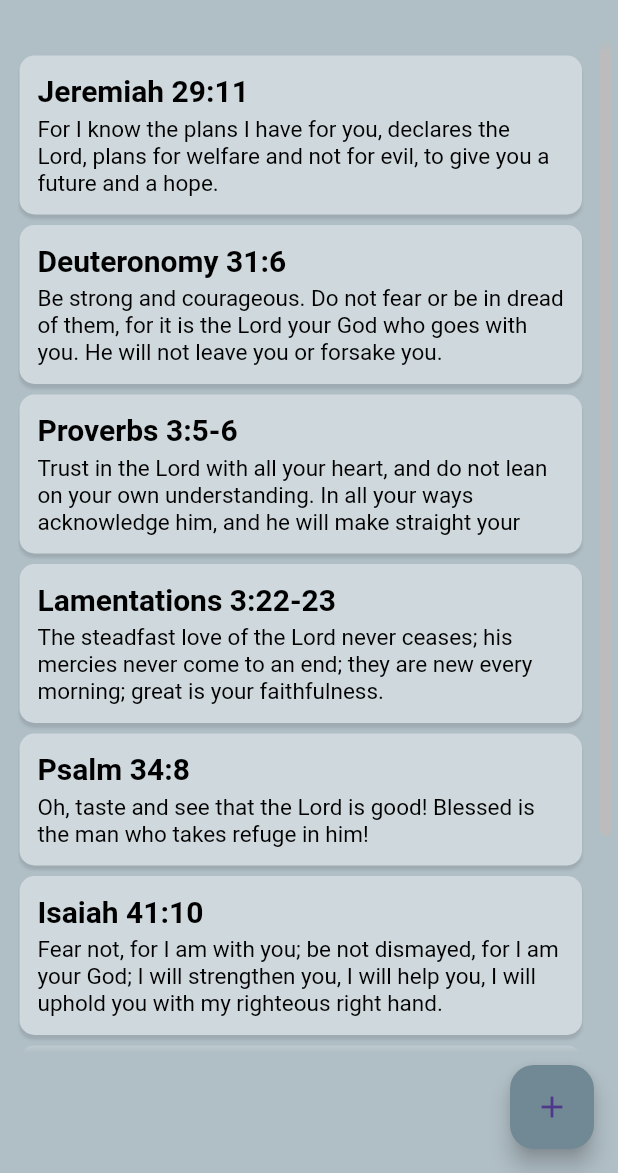
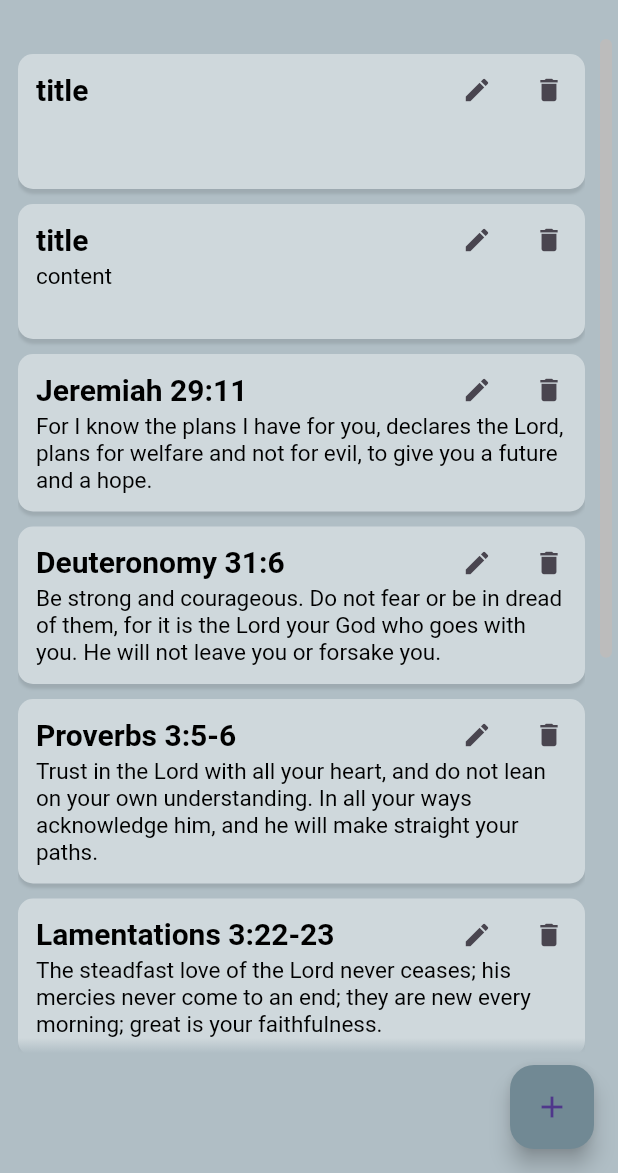
Before and after one commit to Rescyy/notes-app, a Flutter app: the screen it shows after launch, on a phone screen of 412 x 824 dp, the part 63-1236 px from its top. Run offline on Flutter 3.47's test engine with Material 3 defaults, Android fonts, the phone set to English and light mode, and no system bars.

Commit message:
Fix: Note Tile Layout Builder

```diff
--- a/lib/notesapp.dart
+++ b/lib/notesapp.dart
@@ -8,9 +8,8 @@ class NotesApp extends StatelessWidget {
   @override
   Widget build(BuildContext context) {
     return MaterialApp(
-      // scrollBehavior: const MaterialScrollBehavior().copyWith(scrollbars: true),
       home: Scaffold(
-        backgroundColor: Colors.blueGrey[200],
+        backgroundColor: NotesPallette.background,
         appBar: AppBar(
           scrolledUnderElevation: 0.0,
           backgroundColor: NotesPallette.background,
@@ -18,7 +17,7 @@ class NotesApp extends StatelessWidget {
         ),
         floatingActionButton: FloatingActionButton(
           backgroundColor: NotesPallette.floatingButton,
-          splashColor: Colors.blueGrey[200]?.withAlpha(100),
+          splashColor: NotesPallette.splashColor,
           onPressed: () {},
           child: const Icon(Icons.add),
         ),
@@ -26,22 +25,16 @@ class NotesApp extends StatelessWidget {
           padding: const EdgeInsets.fromLTRB(12, 12, 4, 80),
           child: SafeArea(
             top: false,
-            child: Stack(
-              children: [
-                SizedBox(
+            child: SizedBox(
               child: Scrollbar(
                 thickness: 8,
                 radius: const Radius.circular(5),
                 thumbVisibility: true,
-                    child: Row(
+                child: Stack(
                   children: [
-                        SizedBox(
-                          width: MediaQuery.sizeOf(context).width - 35,
-                          child: const Noteslist(),
-                        ),
-                      ],
-                    ),
-                  ),
+                    const Padding(
+                      padding: EdgeInsets.fromLTRB(0, 0, 18, 0),
+                      child: Noteslist(),
                     ),
                     Align(
                       alignment: Alignment.topCenter,
@@ -80,6 +73,8 @@ class NotesApp extends StatelessWidget {
               ),
             ),
           ),
+        ),
+      ),
     );
   }
 }
--- a/lib/noteslist.dart
+++ b/lib/noteslist.dart
@@ -1,6 +1,4 @@
-import 'dart:math' as math;
-import 'dart:developer';
-import 'package:assignment_2/notes_pallette.dart';
+import 'package:assignment_2/notestile.dart';
 import 'package:flutter/material.dart';
 
 class NoteData {
@@ -16,6 +14,16 @@ class NoteData {
 }
 
 final List<NoteData> bibleVerses = [
+  NoteData(
+    title: "title",
+    content: "",
+    color: Colors.black,
+  ),
+  NoteData(
+    title: "title",
+    content: "content",
+    color: Colors.black,
+  ),
   NoteData(
     title: "Jeremiah 29:11",
     content:
@@ -75,66 +83,13 @@ class _NoteslistState extends State<Noteslist> {
       padding: const EdgeInsets.fromLTRB(0, 10, 0, 10),
       itemCount: bibleVerses.length,
       itemBuilder: (context, index) {
-        TextSpan noteText = TextSpan(
-          children: [
-            TextSpan(
-              text: '${bibleVerses[index].title}\n',
-              style: const TextStyle(
-                fontSize: 20,
-                fontWeight: FontWeight.bold,
-                color: Colors.black,
-              ),
-            ),
-            const TextSpan(
-              text: '\n',
-              style: TextStyle(fontSize: 4),
-            ),
-            TextSpan(
-              text: bibleVerses[index].content,
-              style: const TextStyle(
-                fontSize: 15,
-                color: Colors.black,
-              ),
-            ),
-          ],
-        );
-        final textPainter = TextPainter(
-          text: noteText,
-          textDirection: TextDirection.ltr,
-        )..layout(maxWidth: MediaQuery.sizeOf(context).width - 44);
-        final height = textPainter.height + 26;
-        log('$height');
-        return SizedBox(
-          height: math.max(height, 90),
-          child: Padding(
-            padding: const EdgeInsets.all(1),
-            child: Container(
-              decoration: BoxDecoration(
-                borderRadius: BorderRadius.circular(10),
-                color: NotesPallette.getNoteColor(""),
-                boxShadow: const [
-                  BoxShadow(
-                    blurRadius: 1,
-                    // blurStyle: BlurStyle.normal,
-                    color: Color.fromARGB(147, 144, 156, 162),
-                    offset: Offset(0, 3),
-                    // spreadRadius: 2,
-                  ),
-                ],
-              ),
-              child: Padding(
-                padding: const EdgeInsets.all(12),
-                child: RichText(
-                  text: noteText,
-                  textDirection: TextDirection.ltr,
-                ),
-              ),
-            ),
-          ),
+        return Notestile(
+          title: bibleVerses[index].title,
+          content: bibleVerses[index].content,
         );
       },
       separatorBuilder: (context, index) {
-        return const SizedBox(height: 5);
+        return const SizedBox(height: 10);
       },
     );
   }
--- a/lib/notestile.dart
+++ b/lib/notestile.dart
@@ -1,10 +1,128 @@
+import 'dart:developer';
+
+import 'package:assignment_2/notes_pallette.dart';
 import 'package:flutter/material.dart';
+import 'dart:math' as math;
+
+class NotesContent extends TextSpan {
+  const NotesContent(String content)
+      : super(
+          text: content,
+          style: const TextStyle(
+            fontSize: 15,
+            color: Colors.black,
+          ),
+        );
+}
+
+class NotesTitle extends TextSpan {
+  const NotesTitle(String title)
+      : super(
+          text: title,
+          style: const TextStyle(
+            fontSize: 20,
+            fontWeight: FontWeight.bold,
+            color: Colors.black,
+          ),
+        );
+}
+
+class NotesText extends RichText {
+  NotesText(
+      {super.key, required NotesTitle title, required NotesContent content})
+      : super(
+          text: TextSpan(
+            children: [
+              title,
+              const TextSpan(
+                text: "\n",
+                style: TextStyle(fontSize: 6),
+              ),
+              content,
+            ],
+          ),
+        );
+}
 
 class Notestile extends StatelessWidget {
-  const Notestile({super.key});
+  const Notestile({
+    super.key,
+    required this.title,
+    required this.content,
+  });
+
+  final String title;
+  final String content;
 
   @override
   Widget build(BuildContext context) {
-    return Container();
+    return LayoutBuilder(
+      builder: (context, constraints) {
+        NotesTitle titleSpan = NotesTitle(title);
+        NotesContent contentSpan = NotesContent(content);
+        final titleHeight = (TextPainter(
+          text: titleSpan,
+          textDirection: TextDirection.ltr,
+        )..layout(maxWidth: constraints.maxWidth - 100))
+            .height;
+        final contentHeight = (TextPainter(
+          text: contentSpan,
+          textDirection: TextDirection.ltr,
+        )..layout(maxWidth: constraints.maxWidth - 24))
+            .height;
+        const double tilePadding = 12;
+        const double delimiterHeight = 4;
+        final double height = math
+            .max(
+                titleHeight + contentHeight + 2 * tilePadding + delimiterHeight,
+                90)
+            .toDouble();
+        log('Title: $titleHeight Content: $contentHeight Total: $height');
+
+        return Stack(
+          children: [
+            Container(
+              height: height,
+              width: double.infinity,
+              decoration: BoxDecoration(
+                borderRadius: BorderRadius.circular(10),
+                color: NotesPallette.getNoteColor(""),
+                boxShadow: const [
+                  BoxShadow(
+                    blurRadius: 1,
+                    color: Color.fromARGB(147, 144, 156, 162),
+                    offset: Offset(0, 3),
+                  ),
+                ],
+              ),
+              child: Padding(
+                padding: const EdgeInsets.all(12),
+                child: Column(
+                  crossAxisAlignment: CrossAxisAlignment.start,
+                  children: [
+                    RichText(text: titleSpan),
+                    SizedBox(height: delimiterHeight),
+                    RichText(text: contentSpan),
+                  ],
+                ),
+              ),
+            ),
+            Row(
+              mainAxisAlignment: MainAxisAlignment.end,
+              children: [
+                IconButton(
+                  icon: const Icon(Icons.edit, size: 20),
+                  onPressed: () {},
+                ),
+                IconButton(
+                  icon: const Icon(Icons.delete, size: 20),
+                  onPressed: () {},
+                )
+              ],
+            ),
+          ],
+        );
+      },
+    );
   }
 }
```
Lines whose indentation alone changed are shown as unchanged.
